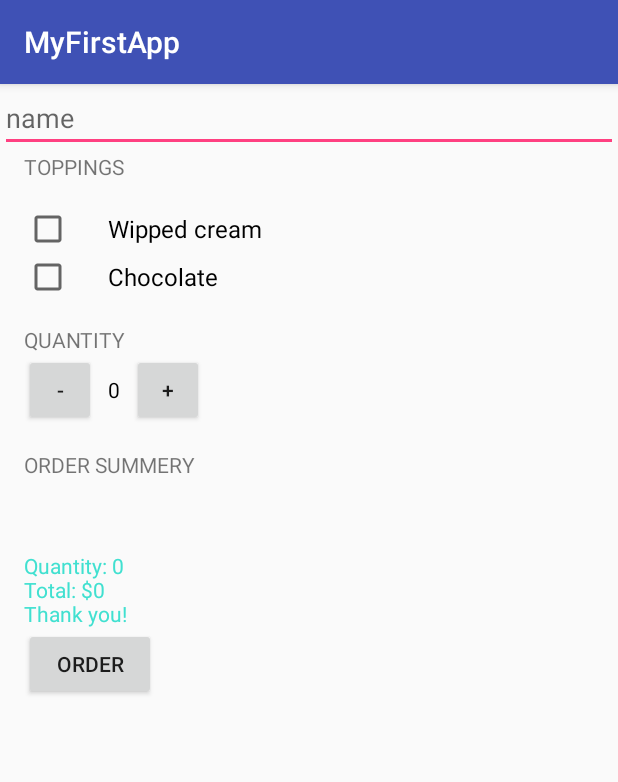
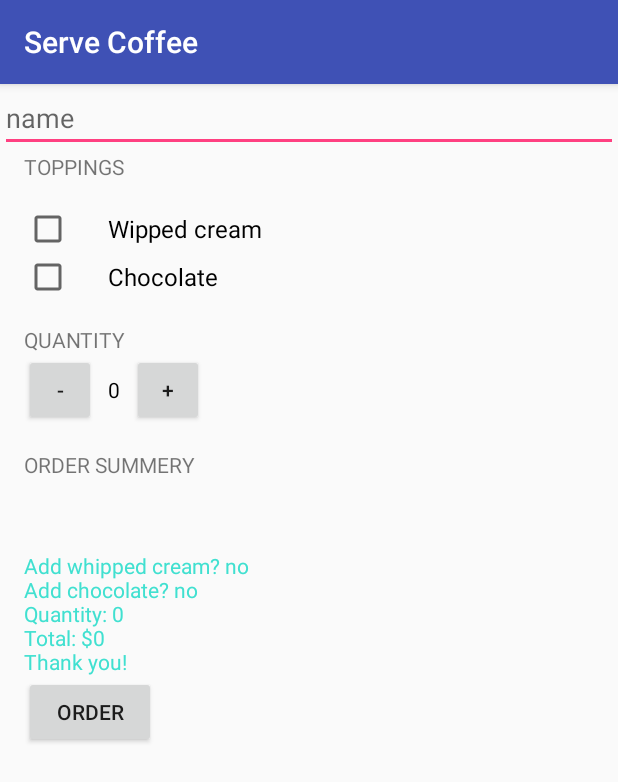
Before and after one commit to mingjingtang/Android-App, an Android app: the screen it shows after launch (MainActivity), after a tap on "ORDER", on a phone screen of 412 x 824 dp. Shown: the top 782 px of the screen. Run offline under Robolectric (Android 15) with nearby library versions, the phone set to English and light mode, and no system bars.

Commit message:
Third commit

```diff
--- a/MyFirstApp/app/src/main/java/com/example/android/myfirstapp/MainActivity.java
+++ b/MyFirstApp/app/src/main/java/com/example/android/myfirstapp/MainActivity.java
@@ -1,54 +1,88 @@
 package com.example.android.myfirstapp;
 
+import android.content.Intent;
+import android.net.Uri;
 import android.support.v7.app.AppCompatActivity;
 import android.os.Bundle;
 import android.view.View;
 import android.widget.CheckBox;
 import android.widget.EditText;
 import android.widget.TextView;
+import android.widget.Toast;
+
+import static android.R.attr.name;
 
 public class MainActivity extends AppCompatActivity {
     int quantity = 0;
     int unitPrice  = 5;
+    int whippedCreamPrice = 1;
+    int chocolatePrice = 2;
 
     @Override
     protected void onCreate(Bundle savedInstanceState) {
         super.onCreate(savedInstanceState);
         setContentView(R.layout.activity_main);
     }
+
     /**
      * This method is called when the order button is clicked.
      */
     public void submitOrder(View view) {
+        String toppingString = getString(R.string.toppings);
         CheckBox cb = (CheckBox) findViewById(R.id.check_wippedCream);
         CheckBox cb2 = (CheckBox) findViewById(R.id.check_Chocolate);
-        if(cb.isChecked()&&cb2.isChecked()){
-            displayMessage(createOrderSummary()+" Add Wipped Cream and Chocolate");
-        }
-        else if(cb.isChecked()){
-            displayMessage(createOrderSummary()+" Add Wipped Cream");
-        }
-        else if(cb2.isChecked()){
-            displayMessage(createOrderSummary()+" Add Chocolate");
-        }
-        else {
-            displayMessage(createOrderSummary());
-        }
+        boolean haveCream = cb.isChecked();
+        boolean haveChocolate = cb2.isChecked();
+        String finalPrint = createOrderSummary(haveCream,haveChocolate,quantity);
+
+//        Intent intent = new Intent(Intent.ACTION_SENDTO);
+//        intent.setData(Uri.parse("mailto:")); // only email apps should handle this
+//        intent.putExtra(Intent.EXTRA_SUBJECT, "Just Java order for "+ userName());
+//        intent.putExtra(Intent.EXTRA_TEXT, finalPrint);
+//        if (intent.resolveActivity(getPackageManager()) != null) {
+//            startActivity(intent);
+//        }
+
+        displayMessage(createOrderSummary(haveCream,haveChocolate,quantity));
+
     }
 
     /**
      * Calculates the price of the order.
-     *
      */
-    private int calculatePrice() {
-        return quantity * unitPrice;
+    private int calculatePrice(boolean addWippedCream, boolean addChocolate) {
+        return quantity * unitPrice + judgeAdd(whippedCreamPrice,addWippedCream) + judgeAdd(chocolatePrice,addChocolate);
     }
 
-    private String createOrderSummary(){
-//        String orderString = "Name: "+ name + "\n"+ "Quantity: "+ quantity + "\n"+"Total: $"+ calculatePrice() +"\n"+ "Thank you!";
-        String orderString = userName()  + "\n"+ "Quantity: "+ quantity + "\n"+"Total: $"+ calculatePrice() +"\n"+ "Thank you!";
+    private String createOrderSummary(boolean cream, boolean chocolate, int quantity){
+        String orderString = userName()  + "\n";
+        orderString = orderString + "Add whipped cream? " + trueToYes(cream) + "\n";
+        orderString = orderString + "Add chocolate? "     + trueToYes(chocolate) + "\n";
+        orderString = orderString + "Quantity: "+ quantity + "\n" + "Total: $"+ calculatePrice(cream,chocolate) +"\n"+ getString(R.string.thank_you);
         return orderString;
     }
+
+    private int judgeAdd(int toppingPrice, boolean addTopping){
+        if(addTopping == true){
+            toppingPrice = toppingPrice * quantity;
+        }
+        else{
+            toppingPrice = 0;
+        }
+        return toppingPrice;
+    }
+
+    private String trueToYes(boolean bo){
+        String display = "";
+        if(bo == true){
+            display = "yes";
+        }
+        else{
+            display = "no";
+        }
+        return display;
+    }
+
     /**
      * This method displays the given quantity value on the screen.
      */
@@ -65,45 +99,27 @@ public class MainActivity extends AppCompatActivity {
         orderSummaryTextView.setText(message);
     }
 
-    /**
-     * This method displays the given price on the screen.
-     */
-//    private void displayPrice(int number) {
-//        TextView priceTextView = (TextView) findViewById(R.id.order_summary_text_view);
-//        priceTextView.setText(NumberFormat.getCurrencyInstance().format(number));
-//    }
-
     public void increment(View view){
         if(quantity == 10){
             display(10);
+            Toast.makeText(this,"You cannnot have more than 10 coffee", Toast.LENGTH_SHORT).show();
         }
         else{
             quantity = quantity +1;
             display(quantity);
-//            displayPrice(quantity*unitPrice);
         }
 
     }
 
     public void decrement(View view){
-        if(quantity == 0){
-            display(0);
+        if(quantity == 1){
+            display(1);
+            Toast.makeText(this,"You cannnot have less than 1 coffee", Toast.LENGTH_SHORT).show();
         }
         else{
             quantity = quantity -1;
             display(quantity);
-//            displayPrice(quantity*unitPrice);
         }
-    }
-
-    public void check_wippedCream(){
-        CheckBox cb = (CheckBox) findViewById(R.id.check_wippedCream);
-        cb.setChecked(true);
-    }
-
-    public void check_Chocolate(){
-        CheckBox cb = (CheckBox) findViewById(R.id.check_Chocolate);
-        cb.setChecked(true);
     }
 
     public String userName(){
--- a/MyFirstApp/app/src/main/res/layout/activity_main.xml
+++ b/MyFirstApp/app/src/main/res/layout/activity_main.xml
@@ -20,7 +20,7 @@
     <TextView
         android:layout_width="wrap_content"
         android:layout_height="wrap_content"
-        android:text="Toppings"
+        android:text="@string/toppings"
         android:textAllCaps="true"
         android:layout_marginLeft="16dp"
         android:layout_marginBottom="16dp" />
```
Also changed, not shown: MyFirstApp/app/src/main/res/values/strings.xml (+6 -2 lines), 2 other files.
